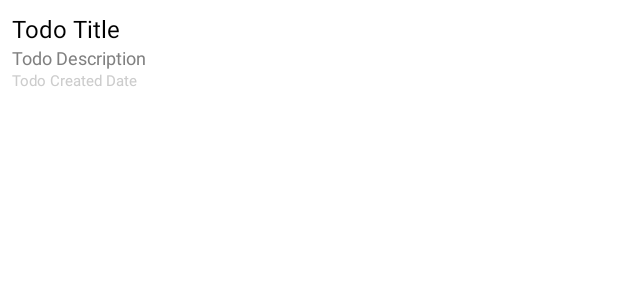
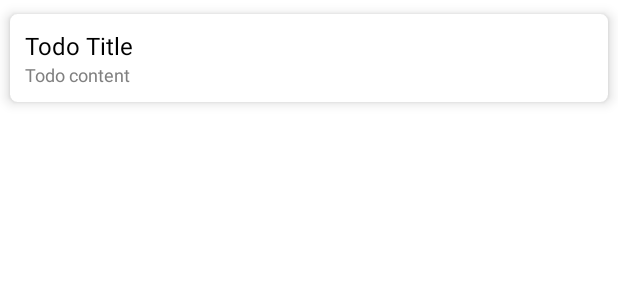
Before and after one commit to SeunggiHong/SimpleKoinExample, an Android app: the layout item_todo.xml on its own in the app's theme, with its tools: preview values and no code run, on a phone screen of 412 x 824 dp. Shown: the top 300 px of the screen. Run offline under Robolectric (Android 15) with nearby library versions, the phone set to English and light mode, and no system bars; network calls fail.

Commit message:
recyclerview item, mainactivity 수정

```diff
--- a/app/src/main/res/layout/activity_main.xml
+++ b/app/src/main/res/layout/activity_main.xml
@@ -8,6 +8,11 @@
         android:layout_width="match_parent"
         android:layout_height="match_parent"
         >
+
+        <LinearLayout
+            android:layout_width="match_parent"
+            android:layout_height="match_parent"
+            android:orientation="vertical">
 
             <TextView
                 android:id="@+id/tv_name_view"
@@ -21,9 +26,11 @@
             <androidx.recyclerview.widget.RecyclerView
                 android:id="@+id/rc_todo_view"
                 android:layout_width="match_parent"
-            android:layout_height="wrap_content"
+                android:layout_height="match_parent"
                 app:layout_constraintTop_toBottomOf="@id/tv_name_view"
                 />
+
+        </LinearLayout>
 
         <com.google.android.material.floatingactionbutton.FloatingActionButton
             android:id="@+id/fab_new_todo"
--- a/app/src/main/res/layout/item_todo.xml
+++ b/app/src/main/res/layout/item_todo.xml
@@ -1,15 +1,34 @@
 <?xml version="1.0" encoding="utf-8"?>
-<androidx.constraintlayout.widget.ConstraintLayout
+<androidx.cardview.widget.CardView
     xmlns:android="http://schemas.android.com/apk/res/android"
     xmlns:app="http://schemas.android.com/apk/res-auto"
-    android:orientation="vertical"
     android:layout_width="match_parent"
     android:layout_height="wrap_content"
-    android:padding="8dp">
+    app:cardCornerRadius="5dp"
+    app:cardElevation="5dp"
+    app:cardUseCompatPadding="true"
+    >
 
+    <RelativeLayout
+        android:layout_width="wrap_content"
+        android:layout_height="wrap_content"
+        android:padding="10dp">
+
+        <ImageView
+            android:layout_width="wrap_content"
+            android:layout_height="wrap_content"
+            android:layout_alignParentRight="true"
+            android:layout_alignParentEnd="true"
+            />
+
+        <LinearLayout
+            android:layout_width="match_parent"
+            android:layout_height="wrap_content"
+            android:orientation="vertical"
+            >
             <TextView
                 android:id="@+id/tv_todo_title"
-        android:layout_width="0dp"
+                android:layout_width="match_parent"
                 android:layout_height="wrap_content"
                 android:textSize="16dp"
                 android:textColor="#000000"
@@ -19,25 +38,17 @@
                 app:layout_constraintTop_toTopOf="parent"/>
 
             <TextView
-        android:id="@+id/tv_todo_description"
-        android:layout_width="0dp"
+                android:id="@+id/tv_todo_content"
+                android:layout_width="match_parent"
                 android:layout_height="wrap_content"
                 android:textSize="12dp"
                 android:textColor="#808080"
-        android:text="Todo Description"
+                android:text="Todo content"
                 app:layout_constraintLeft_toLeftOf="parent"
                 app:layout_constraintRight_toRightOf="parent"
                 app:layout_constraintTop_toBottomOf="@+id/tv_todo_title"/>
 
-    <TextView
-        android:id="@+id/tv_todo_created_date"
-        android:layout_width="0dp"
-        android:layout_height="wrap_content"
-        android:textSize="10dp"
-        android:textColor="#cccccc"
-        android:text="Todo Created Date"
-        app:layout_constraintLeft_toLeftOf="parent"
-        app:layout_constraintRight_toRightOf="parent"
-        app:layout_constraintTop_toBottomOf="@+id/tv_todo_description"/>
+        </LinearLayout>
+    </RelativeLayout>
 
-</androidx.constraintlayout.widget.ConstraintLayout>
+</androidx.cardview.widget.CardView>
```
Lines whose indentation alone changed are shown as unchanged.
